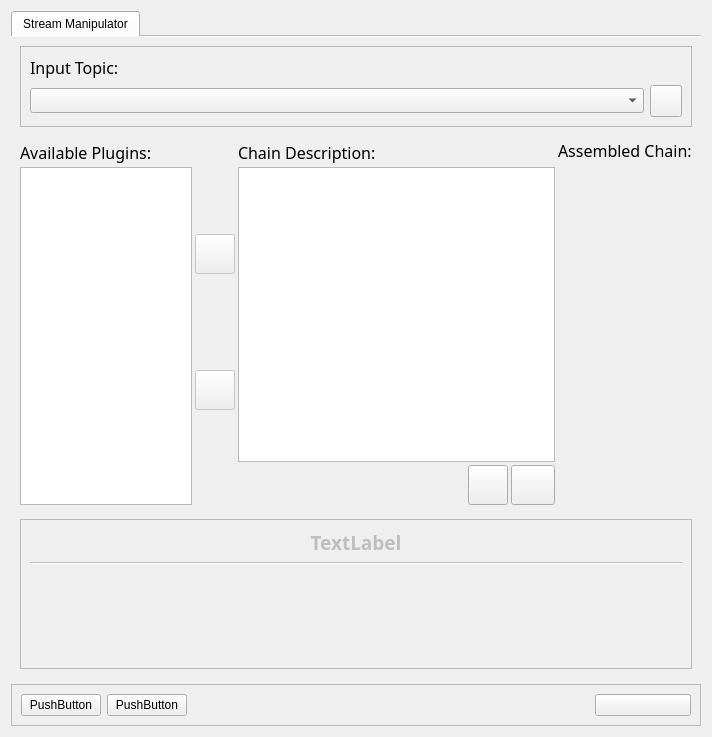
First picture: the form in rqt-stream-manipulator-3d/src/rqt_stream_manipulator.ui, repository 3DVision-Stack/stream-manipulator-3D, before the edit.
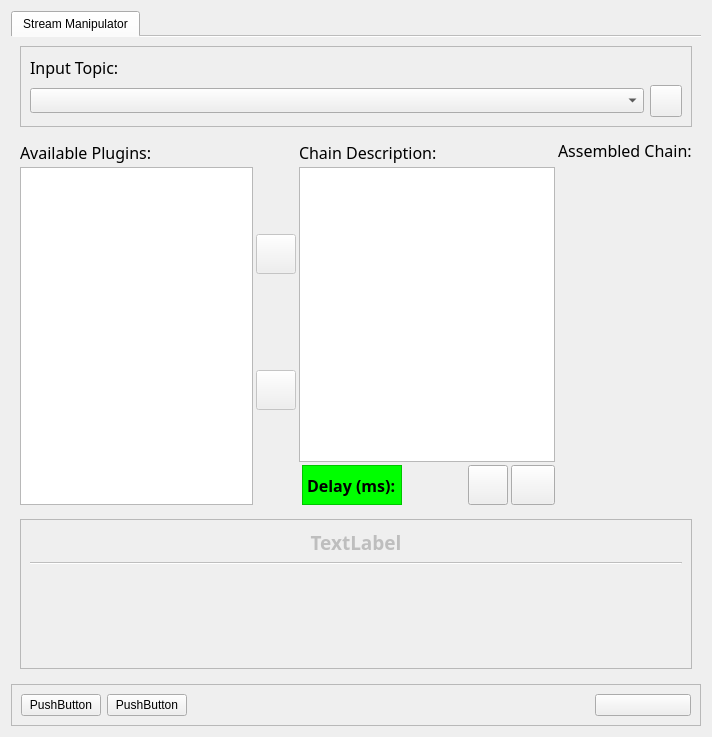
Second picture: the form after the edit. Icons and pictures are not drawn.

What changed in the file:
```diff
--- a/rqt-stream-manipulator-3d/src/rqt_stream_manipulator.ui
+++ b/rqt-stream-manipulator-3d/src/rqt_stream_manipulator.ui
@@ -157,7 +157,7 @@
         </spacer>
        </item>
        <item>
-        <layout class="QHBoxLayout" name="centralHL" stretch="20,1,37,2">
+        <layout class="QHBoxLayout" name="centralHL" stretch="20,1,0,2">
          <property name="spacing">
           <number>3</number>
          </property>
@@ -320,7 +320,55 @@
          </item>
          <item>
           <layout class="QGridLayout" name="descriptionGL">
-           <item row="1" column="1" colspan="3">
+           <item row="2" column="2">
+            <widget class="QLabel" name="delayL">
+             <property name="font">
+              <font>
+               <family>Droid Sans</family>
+               <pointsize>12</pointsize>
+               <weight>75</weight>
+               <italic>false</italic>
+               <bold>true</bold>
+              </font>
+             </property>
+             <property name="cursor">
+              <cursorShape>ArrowCursor</cursorShape>
+             </property>
+             <property name="toolTip">
+              <string>Total mean time in milliseconds spent for the whole stream processing.</string>
+             </property>
+             <property name="styleSheet">
+              <string notr="true">color: rgb(0, 0, 0);
+background-color: rgb(0, 255, 0);</string>
+             </property>
+             <property name="frameShape">
+              <enum>QFrame::StyledPanel</enum>
+             </property>
+             <property name="frameShadow">
+              <enum>QFrame::Raised</enum>
+             </property>
+             <property name="lineWidth">
+              <number>2</number>
+             </property>
+             <property name="text">
+              <string>Delay (ms):</string>
+             </property>
+            </widget>
+           </item>
+           <item row="0" column="1" colspan="5">
+            <widget class="QLabel" name="descriptionL_header">
+             <property name="font">
+              <font>
+               <family>Droid Sans</family>
+               <pointsize>12</pointsize>
+              </font>
+             </property>
+             <property name="text">
+              <string>Chain Description:</string>
+             </property>
+            </widget>
+           </item>
+           <item row="1" column="1" colspan="5">
             <widget class="QListWidget" name="description_list">
              <property name="toolTip">
               <string>Chain of plugin description is a comma separated string of user assigned name and plugin name, i,e: &quot;MyCropbox, filters/cropbox&quot;. All user assigned names must be unique and Plugin name must exist</string>
@@ -354,7 +402,7 @@
              </property>
             </widget>
            </item>
-           <item row="2" column="3">
+           <item row="2" column="5">
             <widget class="QPushButton" name="descriptionB_apply">
              <property name="sizePolicy">
               <sizepolicy hsizetype="Fixed" vsizetype="Fixed">
@@ -392,7 +440,7 @@
              </property>
             </widget>
            </item>
-           <item row="2" column="2">
+           <item row="2" column="4">
             <widget class="QPushButton" name="descriptionB_clear">
              <property name="sizePolicy">
               <sizepolicy hsizetype="Fixed" vsizetype="Fixed">
@@ -430,7 +478,7 @@
              </property>
             </widget>
            </item>
-           <item row="2" column="1">
+           <item row="2" column="3">
             <spacer name="description_spacer">
              <property name="orientation">
               <enum>Qt::Horizontal</enum>
@@ -443,19 +491,6 @@
              </property>
             </spacer>
            </item>
-           <item row="0" column="1" colspan="3">
-            <widget class="QLabel" name="descriptionL_header">
-             <property name="font">
-              <font>
-               <family>Droid Sans</family>
-               <pointsize>12</pointsize>
-              </font>
-             </property>
-             <property name="text">
-              <string>Chain Description:</string>
-             </property>
-            </widget>
-           </item>
           </layout>
          </item>
          <item>
```
